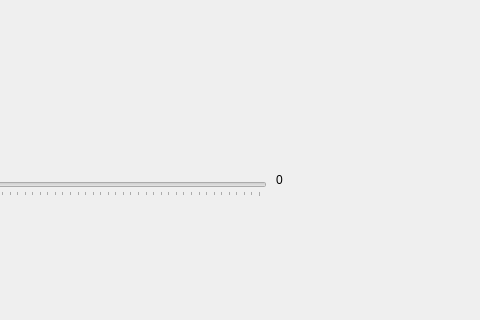
Qt form mainwindow.ui (dhchung/read_ptcloud_bin) before a commit; both pictures show x 514 to 994 and y 359 to 679 of the 1341 by 679 pixel window.
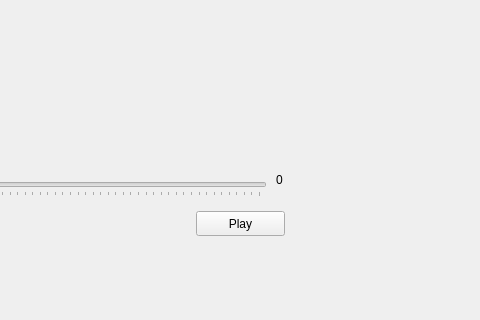
The same form after that commit. Custom widgets are drawn as their Qt base class.

Commit message: adding play stop button

```diff
--- a/mainwindow.ui
+++ b/mainwindow.ui
@@ -149,6 +149,19 @@
      </rect>
     </property>
    </widget>
+   <widget class="QPushButton" name="playpushButton">
+    <property name="geometry">
+     <rect>
+      <x>710</x>
+      <y>570</y>
+      <width>89</width>
+      <height>25</height>
+     </rect>
+    </property>
+    <property name="text">
+     <string>Play</string>
+    </property>
+   </widget>
   </widget>
   <widget class="QStatusBar" name="statusbar"/>
  </widget>
```
The commit also changes 4 other files.
